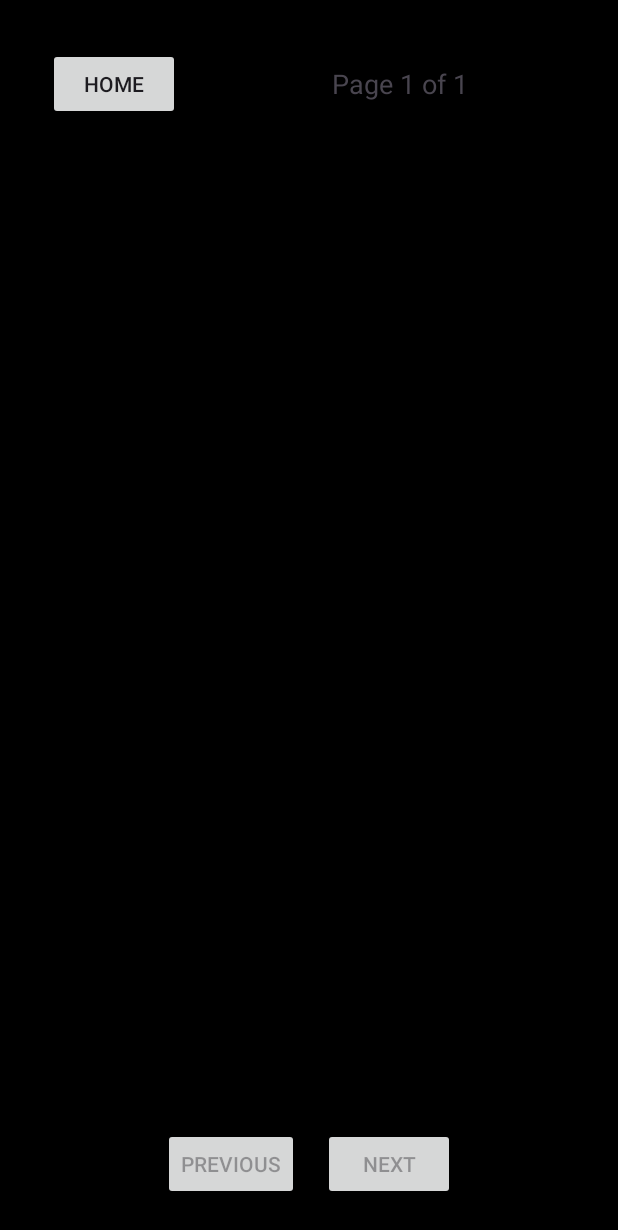
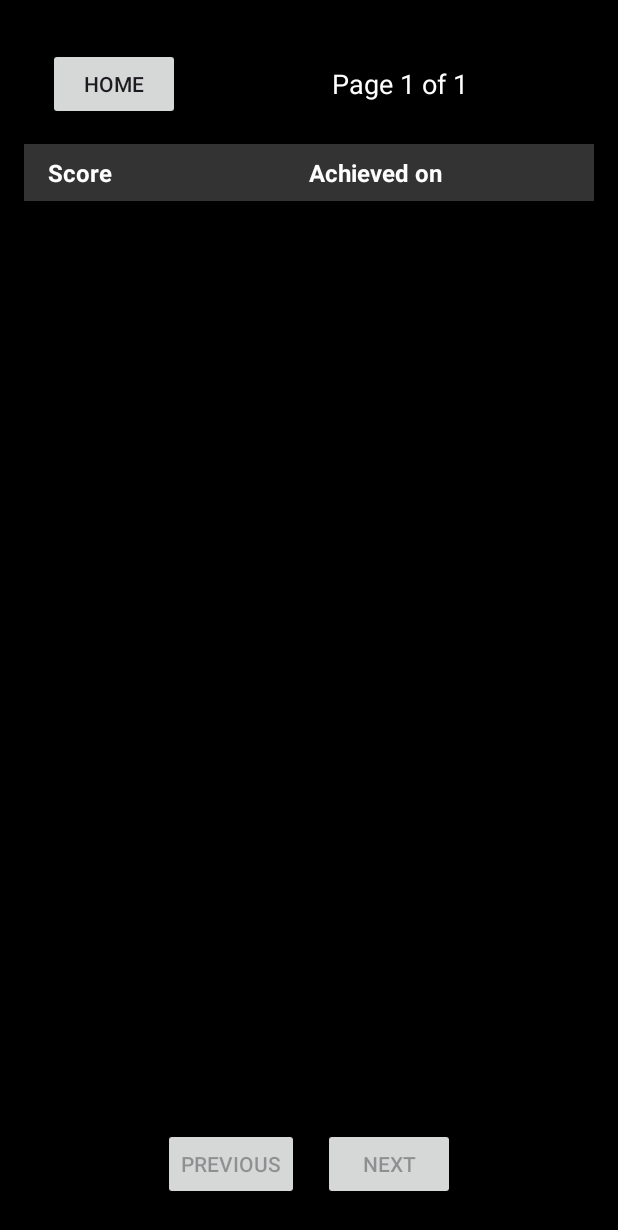
Before and after one commit to tzejunw/CS205-G1T2, an Android app: the LeaderboardActivity screen opened directly, with no data from a screen before it, on a phone screen of 412 x 824 dp. Shown: the top 1230 px of the screen. Run offline under Robolectric (Android 15) with nearby library versions, the phone set to English and light mode, and no system bars.

Commit message:
ui refinement

```diff
--- a/app/src/main/res/layout/activity_leaderboard.xml
+++ b/app/src/main/res/layout/activity_leaderboard.xml
@@ -7,7 +7,7 @@
     android:padding="16dp"
     android:layout_height="match_parent">
 
-    <!-- New horizontal LinearLayout to contain both elements -->
+    <!-- Top navigation with Home button and page number -->
     <LinearLayout
         android:layout_width="match_parent"
         android:layout_height="wrap_content"
@@ -18,7 +18,7 @@
             android:layout_width="wrap_content"
             android:layout_height="wrap_content"
             android:layout_margin="16dp"
-            android:text="Home" />
+            android:text="HOME" />
 
         <TextView
             android:id="@+id/txtPageNumber"
@@ -26,9 +26,40 @@
             android:layout_height="wrap_content"
             android:layout_weight="1"
             android:text="Page 1"
+            android:textColor="#FFFFFF"
             android:textSize="18sp"
             android:gravity="center"
             android:layout_gravity="center_vertical"/>
+    </LinearLayout>
+
+    <!-- New Table Header -->
+    <LinearLayout
+        android:layout_width="match_parent"
+        android:layout_height="wrap_content"
+        android:orientation="horizontal"
+        android:paddingLeft="16dp"
+        android:paddingRight="16dp"
+        android:paddingTop="8dp"
+        android:paddingBottom="8dp"
+        android:background="#333333">
+
+        <TextView
+            android:layout_width="0dp"
+            android:layout_height="wrap_content"
+            android:layout_weight="1"
+            android:text="Score"
+            android:textColor="#FFFFFF"
+            android:textStyle="bold"
+            android:textSize="16sp"/>
+
+        <TextView
+            android:layout_width="0dp"
+            android:layout_height="wrap_content"
+            android:layout_weight="1"
+            android:text="Achieved on"
+            android:textColor="#FFFFFF"
+            android:textStyle="bold"
+            android:textSize="16sp"/>
     </LinearLayout>
 
     <ListView
@@ -47,14 +78,14 @@
             android:id="@+id/btnPrev"
             android:layout_width="wrap_content"
             android:layout_height="wrap_content"
-            android:text="Previous"
+            android:text="PREVIOUS"
             android:layout_margin="8dp"/>
 
         <Button
             android:id="@+id/btnNext"
             android:layout_width="wrap_content"
             android:layout_height="wrap_content"
-            android:text="Next"
+            android:text="NEXT"
             android:layout_margin="8dp"/>
     </LinearLayout>
 </LinearLayout>
--- a/app/src/main/res/layout/activity_main.xml
+++ b/app/src/main/res/layout/activity_main.xml
@@ -4,7 +4,7 @@
     android:layout_width="match_parent"
     android:layout_height="match_parent"
     android:gravity="center"
-    android:background="@android:color/black">
+    android:background="@drawable/main_background">
 
     <Button
         android:id="@+id/btn_play"
```
Also changed, not shown: 1 other file.
